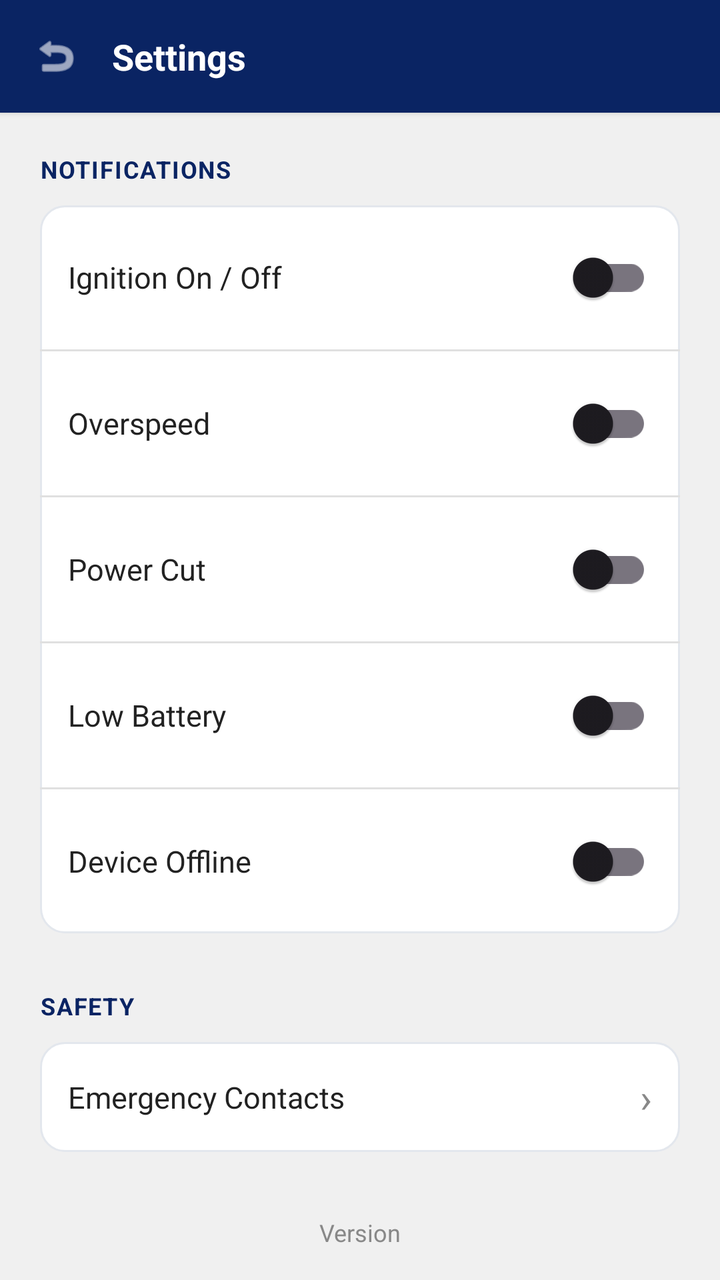
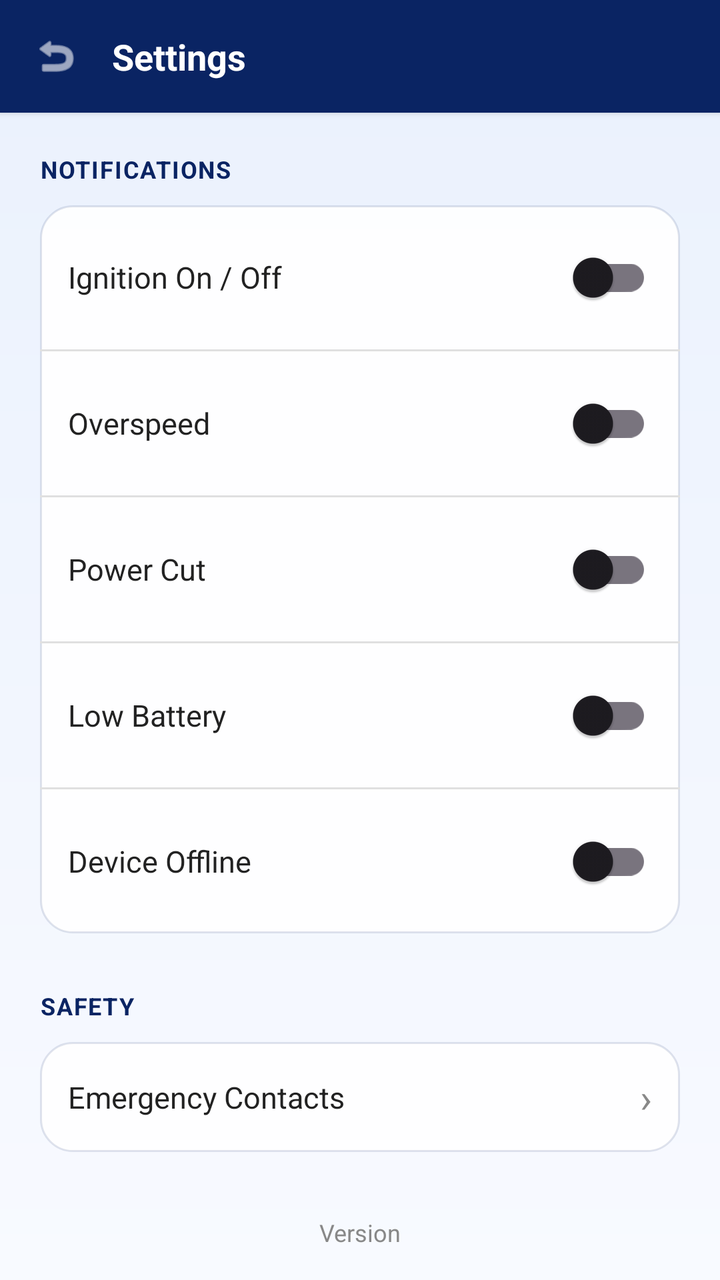

The first picture is an Android layout as it rendered before a commit; the second is the same layout after the commit. The layout source and the unified diff follow.
<!-- AndroidManifest.xml: application theme Theme.LetsTrackLanka -->
<!-- res/layout/activity_settings.xml -->
<?xml version="1.0" encoding="utf-8"?>
<LinearLayout xmlns:android="http://schemas.android.com/apk/res/android"
    xmlns:app="http://schemas.android.com/apk/res-auto"
    android:layout_width="match_parent"
    android:layout_height="match_parent"
    android:orientation="vertical"
    android:background="@color/surface_background">

    <LinearLayout
        android:layout_width="match_parent"
        android:layout_height="wrap_content"
        android:orientation="horizontal"
        android:gravity="center_vertical"
        android:background="@color/brand_primary"
        android:padding="16dp"
        android:elevation="2dp">

        <ImageView
            android:id="@+id/btnBackSettings"
            android:layout_width="24dp"
            android:layout_height="24dp"
            android:src="@android:drawable/ic_menu_revert"
            app:tint="@color/text_on_dark"
            android:contentDescription="Back" />

        <TextView
            android:layout_width="0dp"
            android:layout_weight="1"
            android:layout_height="wrap_content"
            android:layout_marginStart="16dp"
            android:text="Settings"
            android:textSize="18sp"
            android:textStyle="bold"
            android:textColor="@color/text_on_dark" />
    </LinearLayout>

    <androidx.core.widget.NestedScrollView
        android:layout_width="match_parent"
        android:layout_height="match_parent">

        <LinearLayout
            android:layout_width="match_parent"
            android:layout_height="wrap_content"
            android:orientation="vertical"
            android:padding="20dp">

            <TextView
                android:layout_width="wrap_content"
                android:layout_height="wrap_content"
                android:text="NOTIFICATIONS"
                android:textStyle="bold"
                android:textSize="12sp"
                android:letterSpacing="0.05"
                android:textColor="@color/brand_primary"
                android:layout_marginBottom="10dp" />

            

            <LinearLayout
                android:layout_width="match_parent"
                android:layout_height="wrap_content"
                android:orientation="vertical"
                android:background="@drawable/bg_stat_card"
                android:layout_marginBottom="24dp">

                <LinearLayout
                    android:layout_width="match_parent"
                    android:layout_height="wrap_content"
                    android:orientation="horizontal"
                    android:gravity="center_vertical"
                    android:paddingHorizontal="14dp"
                    android:paddingVertical="12dp">
                    <TextView
                        android:layout_width="0dp"
                        android:layout_weight="1"
                        android:layout_height="wrap_content"
                        android:text="Ignition On / Off"
                        android:textSize="15sp"
                        android:textColor="@color/text_primary" />
                    <androidx.appcompat.widget.SwitchCompat
                        android:id="@+id/switchIgnition"
                        android:layout_width="wrap_content"
                        android:layout_height="wrap_content" />
                </LinearLayout>
                <View android:layout_width="match_parent" android:layout_height="1dp" android:background="@color/surface_stroke" />

                <LinearLayout
                    android:layout_width="match_parent"
                    android:layout_height="wrap_content"
                    android:orientation="horizontal"
                    android:gravity="center_vertical"
                    android:paddingHorizontal="14dp"
                    android:paddingVertical="12dp">
                    <TextView
                        android:layout_width="0dp"
                        android:layout_weight="1"
                        android:layout_height="wrap_content"
                        android:text="Overspeed"
                        android:textSize="15sp"
                        android:textColor="@color/text_primary" />
                    <androidx.appcompat.widget.SwitchCompat
                        android:id="@+id/switchOverspeed"
                        android:layout_width="wrap_content"
                        android:layout_height="wrap_content" />
                </LinearLayout>
                <View android:layout_width="match_parent" android:layout_height="1dp" android:background="@color/surface_stroke" />

                <LinearLayout
                    android:layout_width="match_parent"
                    android:layout_height="wrap_content"
                    android:orientation="horizontal"
                    android:gravity="center_vertical"
                    android:paddingHorizontal="14dp"
                    android:paddingVertical="12dp">
                    <TextView
                        android:layout_width="0dp"
                        android:layout_weight="1"
                        android:layout_height="wrap_content"
                        android:text="Power Cut"
                        android:textSize="15sp"
                        android:textColor="@color/text_primary" />
                    <androidx.appcompat.widget.SwitchCompat
                        android:id="@+id/switchPowerCut"
                        android:layout_width="wrap_content"
                        android:layout_height="wrap_content" />
                </LinearLayout>
                <View android:layout_width="match_parent" android:layout_height="1dp" android:background="@color/surface_stroke" />

                <LinearLayout
                    android:layout_width="match_parent"
                    android:layout_height="wrap_content"
                    android:orientation="horizontal"
                    android:gravity="center_vertical"
                    android:paddingHorizontal="14dp"
                    android:paddingVertical="12dp">
                    <TextView
                        android:layout_width="0dp"
                        android:layout_weight="1"
                        android:layout_height="wrap_content"
                        android:text="Low Battery"
                        android:textSize="15sp"
                        android:textColor="@color/text_primary" />
                    <androidx.appcompat.widget.SwitchCompat
                        android:id="@+id/switchLowBattery"
                        android:layout_width="wrap_content"
                        android:layout_height="wrap_content" />
                </LinearLayout>
                <View android:layout_width="match_parent" android:layout_height="1dp" android:background="@color/surface_stroke" />

                <LinearLayout
                    android:layout_width="match_parent"
                    android:layout_height="wrap_content"
                    android:orientation="horizontal"
                    android:gravity="center_vertical"
                    android:paddingHorizontal="14dp"
                    android:paddingVertical="12dp">
                    <TextView
                        android:layout_width="0dp"
                        android:layout_weight="1"
                        android:layout_height="wrap_content"
                        android:text="Device Offline"
                        android:textSize="15sp"
                        android:textColor="@color/text_primary" />
                    <androidx.appcompat.widget.SwitchCompat
                        android:id="@+id/switchDeviceOffline"
                        android:layout_width="wrap_content"
                        android:layout_height="wrap_content" />
                </LinearLayout>
            </LinearLayout>

            

            <TextView
                android:layout_width="wrap_content"
                android:layout_height="wrap_content"
                android:text="SAFETY"
                android:textStyle="bold"
                android:textSize="12sp"
                android:letterSpacing="0.05"
                android:textColor="@color/brand_primary"
                android:layout_marginTop="4dp"
                android:layout_marginBottom="10dp" />

            <LinearLayout
                android:id="@+id/rowEmergencyContacts"
                android:layout_width="match_parent"
                android:layout_height="wrap_content"
                android:orientation="horizontal"
                android:gravity="center_vertical"
                android:paddingHorizontal="14dp"
                android:paddingVertical="14dp"
                android:background="@drawable/bg_stat_card_clickable">
                <TextView
                    android:layout_width="0dp"
                    android:layout_weight="1"
                    android:layout_height="wrap_content"
                    android:text="Emergency Contacts"
                    android:textSize="15sp"
                    android:textColor="@color/text_primary" />
                <TextView
                    android:layout_width="wrap_content"
                    android:layout_height="wrap_content"
                    android:text="›"
                    android:textSize="20sp"
                    android:textColor="@color/text_muted" />
            </LinearLayout>

            <TextView
                android:id="@+id/tvAppVersion"
                android:layout_width="match_parent"
                android:layout_height="wrap_content"
                android:layout_marginTop="32dp"
                android:gravity="center"
                android:text="Version"
                android:textSize="12sp"
                android:textColor="@color/text_muted" />

        </LinearLayout>
    </androidx.core.widget.NestedScrollView>

</LinearLayout>
<!-- resources referenced by this layout -->
<resources>
  <color name="brand_primary">#0A2463</color>
  <color name="surface_background">#F0F0F0</color>
  <color name="surface_stroke">#E0E0E0</color>
  <color name="text_muted">#888888</color>
  <color name="text_on_dark">#FFFFFF</color>
  <color name="text_primary">#222222</color>
  <!-- drawable bg_stat_card (drawable) -->
  <?xml version="1.0" encoding="utf-8"?>
  <shape xmlns:android="http://schemas.android.com/apk/res/android"
      android:shape="rectangle">
      <solid android:color="#FFFFFF" />
      <corners android:radius="12dp" />
      <stroke android:width="1dp" android:color="#E3E7ED" />
  </shape>
  <!-- drawable bg_stat_card_clickable (drawable) -->
  <?xml version="1.0" encoding="utf-8"?>
  <ripple xmlns:android="http://schemas.android.com/apk/res/android"
      android:color="#1F1877F2">
      <item android:id="@android:id/mask">
          <shape android:shape="rectangle">
              <solid android:color="#FFFFFF" />
              <corners android:radius="12dp" />
          </shape>
      </item>
      <item>
          <shape android:shape="rectangle">
              <solid android:color="#FFFFFF" />
              <corners android:radius="12dp" />
              <stroke android:width="1dp" android:color="#E3E7ED" />
          </shape>
      </item>
  </ripple>
  <style name="Theme.LetsTrackLanka" parent="Base.Theme.LetsTrackLanka" />
  <style name="Base.Theme.LetsTrackLanka" parent="Theme.Material3.DayNight.NoActionBar">
          <item name="colorPrimary">@color/brand_primary</item>
          <item name="colorPrimaryDark">@color/brand_primary</item>
          <item name="colorOnPrimary">@color/text_on_dark</item>
          <item name="colorSecondary">@color/brand_accent</item>
          <item name="colorOnSecondary">@color/text_on_dark</item>
  
          
          <item name="android:statusBarColor">@color/brand_primary</item>
          <item name="android:navigationBarColor">@color/surface_white</item>
      </style>
  <color name="brand_accent">#1877F2</color>
  <color name="surface_white">#FFFFFF</color>
</resources>

<!-- the commit's change to res/layout/activity_settings.xml (unified diff, before → after) -->
@@ -4,7 +4,7 @@
     android:layout_width="match_parent"
     android:layout_height="match_parent"
     android:orientation="vertical"
-    android:background="@color/surface_background">
+    android:background="@drawable/bg_app_gradient">
 
     <LinearLayout
         android:layout_width="match_parent"
<!-- resource entries referenced after the edit -->
@@ -1,38 +1,44 @@
 <!-- resources referenced by this layout -->
 <resources>
   <color name="brand_primary">#0A2463</color>
-  <color name="surface_background">#F0F0F0</color>
   <color name="surface_stroke">#E0E0E0</color>
   <color name="text_muted">#888888</color>
   <color name="text_on_dark">#FFFFFF</color>
   <color name="text_primary">#222222</color>
+  <!-- drawable bg_app_gradient (drawable) -->
+  <?xml version="1.0" encoding="utf-8"?>
+  <shape xmlns:android="http://schemas.android.com/apk/res/android" android:shape="rectangle">
+      <gradient android:angle="270" android:startColor="@color/glass_bg_top" android:endColor="@color/glass_bg_bottom" />
+  </shape>
   <!-- drawable bg_stat_card (drawable) -->
   <?xml version="1.0" encoding="utf-8"?>
-  <shape xmlns:android="http://schemas.android.com/apk/res/android"
-      android:shape="rectangle">
-      <solid android:color="#FFFFFF" />
-      <corners android:radius="12dp" />
-      <stroke android:width="1dp" android:color="#E3E7ED" />
+  <shape xmlns:android="http://schemas.android.com/apk/res/android" android:shape="rectangle">
+      <solid android:color="@color/glass_card_fill" />
+      <corners android:radius="16dp" />
+      <stroke android:width="1dp" android:color="@color/glass_card_stroke" />
   </shape>
   <!-- drawable bg_stat_card_clickable (drawable) -->
   <?xml version="1.0" encoding="utf-8"?>
-  <ripple xmlns:android="http://schemas.android.com/apk/res/android"
-      android:color="#1F1877F2">
+  <ripple xmlns:android="http://schemas.android.com/apk/res/android" android:color="#261877F2">
       <item android:id="@android:id/mask">
           <shape android:shape="rectangle">
               <solid android:color="#FFFFFF" />
-              <corners android:radius="12dp" />
+              <corners android:radius="16dp" />
           </shape>
       </item>
       <item>
           <shape android:shape="rectangle">
-              <solid android:color="#FFFFFF" />
-              <corners android:radius="12dp" />
-              <stroke android:width="1dp" android:color="#E3E7ED" />
+              <solid android:color="@color/glass_card_fill" />
+              <corners android:radius="16dp" />
+              <stroke android:width="1dp" android:color="@color/glass_card_stroke" />
           </shape>
       </item>
   </ripple>
   <style name="Theme.LetsTrackLanka" parent="Base.Theme.LetsTrackLanka" />
+  <color name="glass_bg_top">#EAF1FD</color>
+  <color name="glass_bg_bottom">#F8FAFF</color>
+  <color name="glass_card_fill">#EBFFFFFF</color>
+  <color name="glass_card_stroke">#1F0A2463</color>
   <style name="Base.Theme.LetsTrackLanka" parent="Theme.Material3.DayNight.NoActionBar">
           <item name="colorPrimary">@color/brand_primary</item>
           <item name="colorPrimaryDark">@color/brand_primary</item>
@@ -43,8 +49,20 @@
           
           <item name="android:statusBarColor">@color/brand_primary</item>
           <item name="android:navigationBarColor">@color/surface_white</item>
+  
+          
+          <item name="android:windowBackground">@drawable/bg_app_gradient</item>
+          <item name="bottomSheetDialogTheme">@style/ThemeOverlay.ShaloTrack.BottomSheetDialog</item>
       </style>
   <color name="brand_accent">#1877F2</color>
   <color name="surface_white">#FFFFFF</color>
+  <style name="ThemeOverlay.ShaloTrack.BottomSheetDialog" parent="ThemeOverlay.Material3.BottomSheetDialog">
+          <item name="bottomSheetStyle">@style/Widget.ShaloTrack.BottomSheet</item>
+          <item name="android:backgroundDimAmount">0.32</item>
+      </style>
+  <style name="Widget.ShaloTrack.BottomSheet" parent="Widget.Material3.BottomSheet.Modal">
+          <item name="backgroundTint">@color/glass_sheet_fill</item>
+      </style>
+  <color name="glass_sheet_fill">#F5FFFFFF</color>
 </resources>
 
